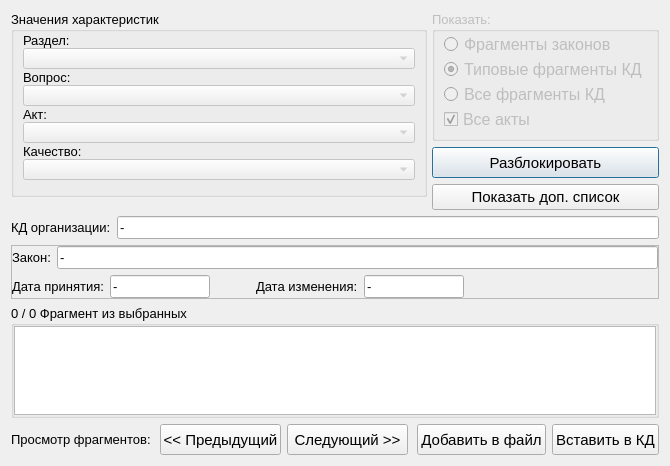
The window that knowledgebase.ui (YakSid/KDC_RSREU) describes before a commit, drawn with Qt 5.
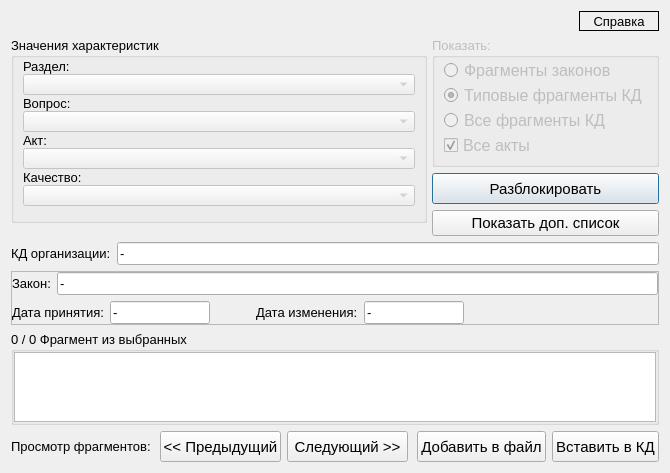
The same window after the commit.

The edit to the form file:
```diff
--- a/knowledgebase.ui
+++ b/knowledgebase.ui
@@ -25,6 +25,52 @@
    <string>Master KDA - База знаний</string>
   </property>
   <layout class="QVBoxLayout" name="verticalLayout_6">
+   <item>
+    <layout class="QHBoxLayout" name="horizontalLayout_6">
+     <item>
+      <spacer name="horizontalSpacer_3">
+       <property name="orientation">
+        <enum>Qt::Horizontal</enum>
+       </property>
+       <property name="sizeHint" stdset="0">
+        <size>
+         <width>40</width>
+         <height>20</height>
+        </size>
+       </property>
+      </spacer>
+     </item>
+     <item>
+      <widget class="QLabel" name="label_2">
+       <property name="minimumSize">
+        <size>
+         <width>80</width>
+         <height>0</height>
+        </size>
+       </property>
+       <property name="font">
+        <font>
+         <pointsize>10</pointsize>
+         <weight>50</weight>
+         <bold>false</bold>
+        </font>
+       </property>
+       <property name="toolTip">
+        <string>&lt;html&gt;&lt;head/&gt;&lt;body&gt;&lt;p&gt;&lt;span style=&quot; font-size:11pt;&quot;&gt;При первом входе будет представлен раздел БЗ «Все фрагменты из КД», и фрагменты со значениями характеристик «Раздел», «Вопрос», «Качество», как в выделенном фрагменте в тексте проекта. Для их просмотра нажмите «Следующий». &lt;/span&gt;&lt;/p&gt;&lt;p&gt;&lt;span style=&quot; font-size:11pt;&quot;&gt;Для просмотра других разделов БЗ или фрагментов с другими значениями характеристик «Раздел», «Вопрос», «Качество» нажмите «Разблокировать», отметьте нужные значения и нажмите «Применить». Управление просмотром «Следующий», «Предыдущий».&lt;/span&gt;&lt;/p&gt;&lt;/body&gt;&lt;/html&gt;</string>
+       </property>
+       <property name="frameShape">
+        <enum>QFrame::Box</enum>
+       </property>
+       <property name="text">
+        <string>Справка</string>
+       </property>
+       <property name="alignment">
+        <set>Qt::AlignCenter</set>
+       </property>
+      </widget>
+     </item>
+    </layout>
+   </item>
    <item>
     <layout class="QHBoxLayout" name="horizontalLayout_4">
      <item>
```
